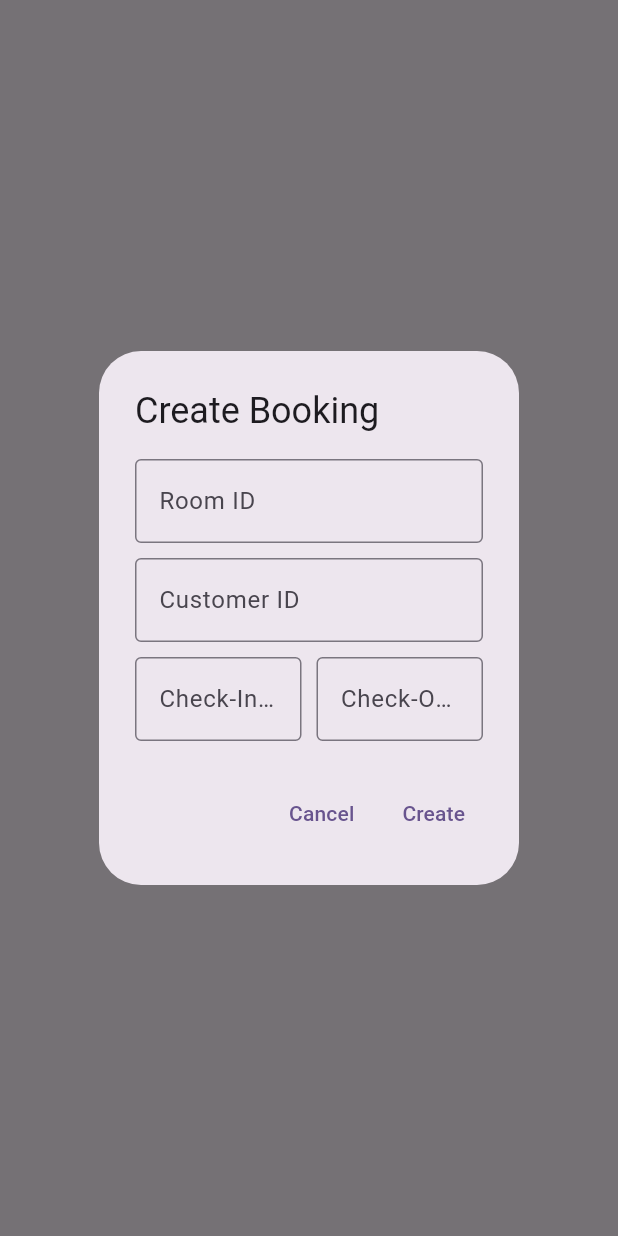
After one commit to AhmedNaeim1/hotel_management_system, a Flutter app: the ReceptionistPage screen opened directly, after a tap on "Create Booking", on a phone screen of 412 x 824 dp. The commit adds this screen. Run offline on Flutter 3.47's test engine with Material 3 defaults, Android fonts, the phone set to English and light mode, and no system bars; network calls fail.

Commit message:
added receptionist functionalities

```diff
--- a/lib/managerPage.dart
+++ b/lib/managerPage.dart
@@ -15,10 +15,6 @@ class ManagerPage extends StatefulWidget {
 class _ManagerPageState extends State<ManagerPage> {
   @override
   Widget build(BuildContext context) {
-    final TextEditingController _nameController = TextEditingController();
-    final TextEditingController _passwordController = TextEditingController();
-    String responseText = '';
-    String role = 'Manager';
     return Scaffold(
       body: Center(
         child: Column(
--- /dev/null
+++ b/lib/receptionistPage.dart
@@ -0,0 +1,355 @@
+// admin stateless widget with a button to Create staff accounts, get all employees, get certain enployee by id and delete an enployee
+
+import 'dart:convert';
+
+import 'package:flutter/material.dart';
+import 'package:http/http.dart' as http;
+
+class ReceptionistPage extends StatefulWidget {
+  const ReceptionistPage({Key? key}) : super(key: key);
+
+  @override
+  State<ReceptionistPage> createState() => _ReceptionistPageState();
+}
+
+class _ReceptionistPageState extends State<ReceptionistPage> {
+  @override
+  Widget build(BuildContext context) {
+    final TextEditingController _roomIDController = TextEditingController();
+    final TextEditingController _customerIdController = TextEditingController();
+    final TextEditingController _nameController = TextEditingController();
+
+    final TextEditingController _checkInDateController =
+        TextEditingController();
+    final TextEditingController _checkOutDateController =
+        TextEditingController();
+
+    String responseText = '';
+
+    return Scaffold(
+      body: Center(
+        child: Column(
+          mainAxisAlignment: MainAxisAlignment.center,
+          children: <Widget>[
+            //receptionist button
+            ElevatedButton.icon(
+              onPressed: () {
+                showDialog(
+                  context: context,
+                  builder: (BuildContext context) {
+                    return AlertDialog(
+                      title: const Text('Create Booking'),
+                      content: Column(
+                        mainAxisSize: MainAxisSize.min,
+                        children: <Widget>[
+                          // Room Section
+                          TextField(
+                            controller: _roomIDController,
+                            decoration: const InputDecoration(
+                              border: OutlineInputBorder(),
+                              labelText: 'Room ID',
+                            ),
+                            onChanged: (String value) {
+                              _roomIDController.text = value;
+                            },
+                          ),
+
+                          const SizedBox(height: 10),
+                          // Customer Section
+                          TextField(
+                            controller: _customerIdController,
+                            decoration: const InputDecoration(
+                              border: OutlineInputBorder(),
+                              labelText: 'Customer ID',
+                            ),
+                            onChanged: (String value) {
+                              _customerIdController.text = value;
+                            },
+                          ),
+                          const SizedBox(height: 10),
+                          // Booking Dates
+                          Row(
+                            children: [
+                              Expanded(
+                                child: TextField(
+                                  controller: _checkInDateController,
+                                  decoration: const InputDecoration(
+                                    border: OutlineInputBorder(),
+                                    labelText: 'Check-In Date',
+                                  ),
+                                  onChanged: (String value) {
+                                    _checkInDateController.text = value;
+                                  },
+                                ),
+                              ),
+                              const SizedBox(width: 10),
+                              Expanded(
+                                child: TextField(
+                                  controller: _checkOutDateController,
+                                  decoration: const InputDecoration(
+                                    border: OutlineInputBorder(),
+                                    labelText: 'Check-Out Date',
+                                  ),
+                                  onChanged: (String value) {
+                                    _checkOutDateController.text = value;
+                                  },
+                                ),
+                              ),
+                            ],
+                          ),
+                        ],
+                      ),
+                      actions: <Widget>[
+                        TextButton(
+                          onPressed: () {
+                            Navigator.pop(context);
+                          },
+                          child: const Text('Cancel'),
+                        ),
+                        TextButton(
+                          onPressed: () async {
+                            // Perform the post request to create a booking
+                            final response = await http.post(
+                              Uri.parse(
+                                  'http://192.168.1.12:8080/api/receptionists/bookRoom'),
+                              headers: <String, String>{
+                                'Content-Type': 'application/json',
+                              },
+                              body: jsonEncode(
+                                {
+                                  "roomID": int.parse(_roomIDController.text),
+                                  "customerID":
+                                      int.parse(_customerIdController.text),
+                                  "checkInDate": _checkInDateController.text,
+                                  "checkOutDate": _checkOutDateController.text,
+                                },
+                              ),
+                            );
+
+                            if (response.statusCode == 200) {
+                              // Successful response, print the result
+                              print("API Response: ${response.body}");
+                            } else {
+                              // Error response, print the status code
+                              print("API Error: ${response.statusCode}");
+                            }
+
+                            Navigator.pop(context);
+                          },
+                          child: const Text('Create'),
+                        ),
+                      ],
+                    );
+                  },
+                );
+              },
+              icon: const Icon(Icons.book),
+              label: const Text('Create Booking'),
+              style: ElevatedButton.styleFrom(
+                foregroundColor: Colors.white,
+                backgroundColor: Colors.deepPurple,
+                minimumSize: const Size(200, 50),
+              ),
+            ),
+            const SizedBox(height: 10),
+            //receptionist button
+            ElevatedButton.icon(
+              onPressed: () {
+                showDialog(
+                  context: context,
+                  builder: (BuildContext context) {
+                    return StatefulBuilder(
+                      builder: (BuildContext context, setState) {
+                        return AlertDialog(
+                          title: const Text('Get bookings By RoomId'),
+                          content: Column(
+                            mainAxisSize: MainAxisSize.min,
+                            children: <Widget>[
+                              TextField(
+                                controller: _nameController,
+                                decoration: const InputDecoration(
+                                  border: OutlineInputBorder(),
+                                  labelText: 'Room Id',
+                                ),
+                                onChanged: (String value) {
+                                  _nameController.text = value;
+                                },
+                              ),
+                              const SizedBox(height: 10),
+                              // Display the response below the button
+                              Text('Response: $responseText'),
+                            ],
+                          ),
+                          actions: <Widget>[
+                            TextButton(
+                              onPressed: () {
+                                Navigator.pop(context);
+                              },
+                              child: const Text('Cancel'),
+                            ),
+                            TextButton(
+                              onPressed: () async {
+                                print(_nameController.text);
+                                final response = await http.get(
+                                  Uri.parse(
+                                      'http://192.168.1.12:8080/api/receptionists/getBookings/${_nameController.text}'),
+                                );
+                                if (response.statusCode == 200) {
+                                  // Successful response, print the result
+                                  print("API Response: ${response.body}");
+                                  setState(() {
+                                    responseText = response.body;
+                                  });
+                                } else {
+                                  print(
+                                      'Failed to get staff. Status code: ${response.statusCode}');
+                                  print('Response body: ${response.body}');
+                                }
+                              },
+                              child: const Text('Get'),
+                            ),
+                          ],
+                        );
+                      },
+                    );
+                  },
+                );
+              },
+              icon: const Icon(Icons.receipt_long),
+              label: const Text('Get bookings By RoomId'),
+              style: ElevatedButton.styleFrom(
+                foregroundColor: Colors.white,
+                backgroundColor: Colors.deepPurple,
+                minimumSize: const Size(200, 50),
+              ),
+            ),
+            const SizedBox(height: 10),
+
+            ElevatedButton.icon(
+              onPressed: () {
+                showDialog(
+                  context: context,
+                  builder: (BuildContext context) {
+                    return StatefulBuilder(
+                      builder: (BuildContext context, setState) {
+                        return AlertDialog(
+                          title: const Text('Get Room Availability By Id'),
+                          content: Column(
+                            mainAxisSize: MainAxisSize.min,
+                            children: <Widget>[
+                              TextField(
+                                controller: _nameController,
+                                decoration: const InputDecoration(
+                                  border: OutlineInputBorder(),
+                                  labelText: 'Room Id',
+                                ),
+                                onChanged: (String value) {
+                                  _nameController.text = value;
+                                },
+                              ),
+                              const SizedBox(height: 10),
+                              // Display the response below the button
+                              Text('Response: $responseText'),
+                            ],
+                          ),
+                          actions: <Widget>[
+                            TextButton(
+                              onPressed: () {
+                                Navigator.pop(context);
+                              },
+                              child: const Text('Cancel'),
+                            ),
+                            TextButton(
+                              onPressed: () async {
+                                print(_nameController.text);
+                                final response = await http.get(
+                                  Uri.parse(
+                                      'http://192.168.1.12:8080/api/receptionists/getRoom/${_nameController.text}'),
+                                );
+                                if (response.statusCode == 200) {
+                                  // Successful response, print the result
+                                  print("API Response: ${response.body}");
+                                  setState(() {
+                                    responseText = response.body;
+                                  });
+                                } else {
+                                  print(
+                                      'Failed to get staff. Status code: ${response.statusCode}');
+                                  print('Response body: ${response.body}');
+                                }
+                              },
+                              child: const Text('Get'),
+                            ),
+                          ],
+                        );
+                      },
+                    );
+                  },
+                );
+              },
+              icon: const Icon(Icons.receipt_long),
+              label: const Text('Get Room Availability By RoomId'),
+              style: ElevatedButton.styleFrom(
+                foregroundColor: Colors.white,
+                backgroundColor: Colors.deepPurple,
+                minimumSize: const Size(200, 50),
+              ),
+            ),
+            const SizedBox(height: 10),
+
+            ElevatedButton.icon(
+              onPressed: () async {
+                // Perform a get request to get all staff
+                final response = await http.get(
+                  Uri.parse(
+                      'http://192.168.1.12:8080/api/receptionists/getBookings'),
+                );
+
+                if (response.statusCode == 200) {
+                  List<dynamic> staffList = jsonDecode(response.body);
+
+                  showModalBottomSheet(
+                    context: context,
+                    builder: (BuildContext context) {
+                      return DraggableScrollableSheet(
+                        initialChildSize: 0.95,
+                        builder: (BuildContext context,
+                            ScrollController scrollController) {
+                          return Container(
+                            child: ListView.builder(
+                              controller: scrollController,
+                              itemCount: staffList.length,
+                              itemBuilder: (BuildContext context, int index) {
+                                return ListTile(
+                                    title: Text("Room: " +
+                                        staffList[index]["room"].toString()),
+                                    subtitle: Text("Customer: " +
+                                        staffList[index]["customer"]
+                                            .toString()));
+                              },
+                            ),
+                          );
+                        },
+                      );
+                    },
+                  );
+                } else {
+                  print(
+                      'Failed to get staff. Status code: ${response.statusCode}');
+                  print('Response body: ${response.body}');
+                }
+              },
+              icon: const Icon(Icons.receipt_long),
+              label: const Text('Report on rooms'),
+              style: ElevatedButton.styleFrom(
+                foregroundColor: Colors.white,
+                backgroundColor: Colors.deepPurple,
+                minimumSize: const Size(200, 50),
+              ),
+            ),
+          ],
+        ),
+      ),
+    );
+  }
+}
```
Also changed, not shown: lib/main.dart (+8 -1 lines).
